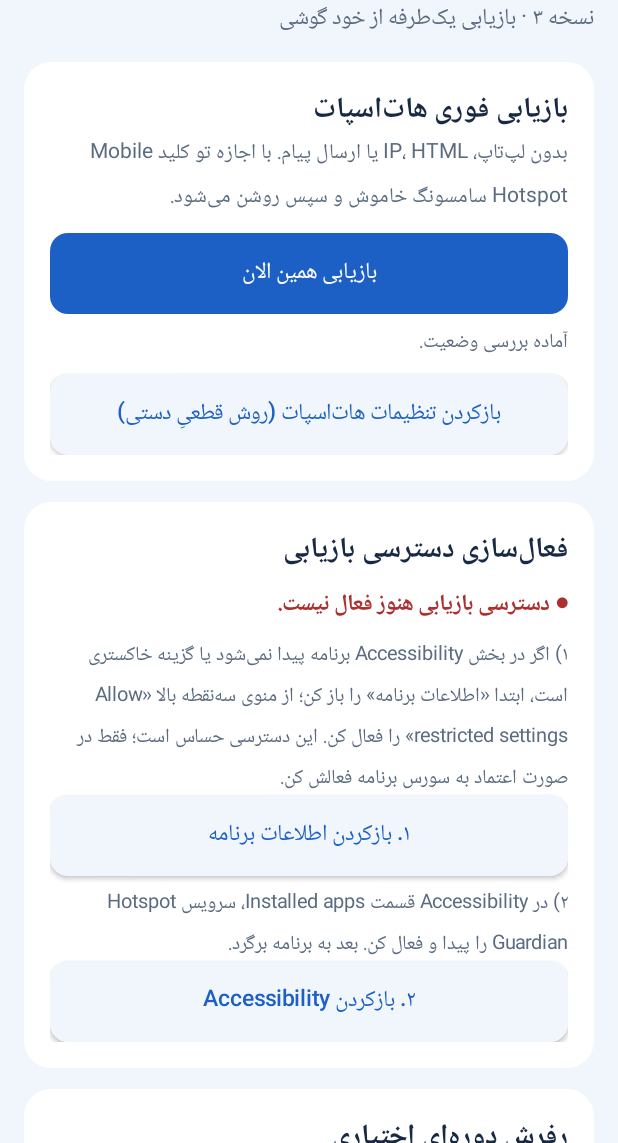
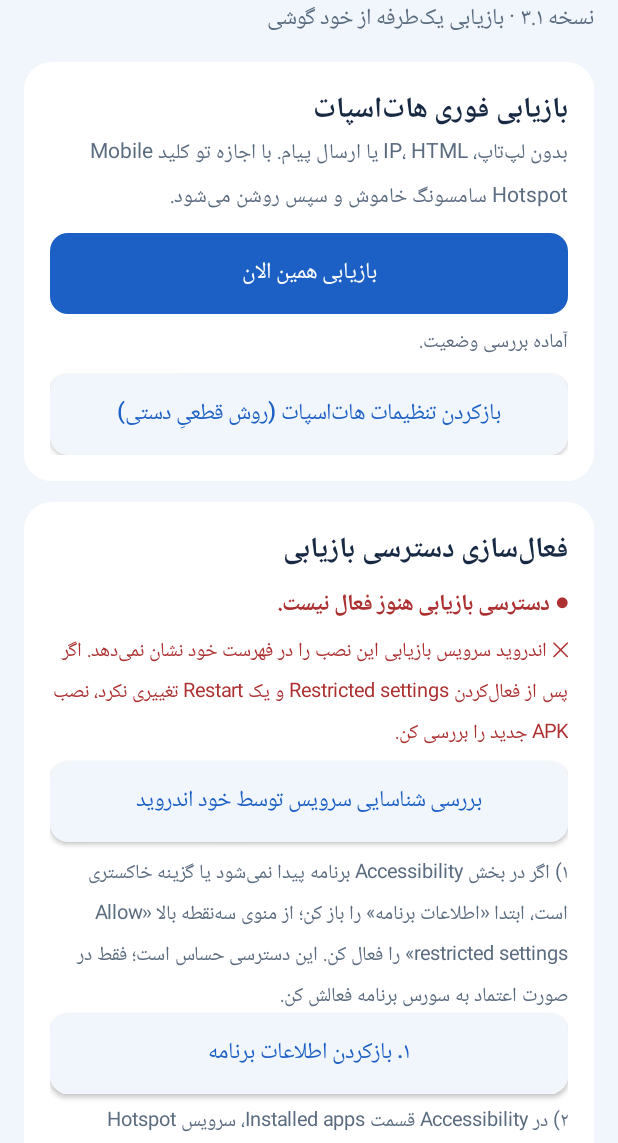
Before and after one commit to prestigegitserp/HotspotGuardian, an Android app: the screen it shows after launch (MainActivity), on a phone screen of 412 x 824 dp, the part 93-1236 px from its top. Run offline under Robolectric (Android 15) with nearby library versions, the light colour scheme and no system bars.

Commit message:
v3.1: add on-device Android AccessibilityManager registration diagnostics and clear Persian status

```diff
--- a/app/src/main/java/com/example/hotspotguardian/MainActivity.java
+++ b/app/src/main/java/com/example/hotspotguardian/MainActivity.java
@@ -1,6 +1,10 @@
 package com.example.hotspotguardian;
 
 import android.Manifest;
+import android.accessibilityservice.AccessibilityServiceInfo;
+import android.view.accessibility.AccessibilityManager;
+import android.content.pm.ResolveInfo;
+import java.util.List;
 import android.app.Activity;
 import android.content.Intent;
 import android.content.pm.PackageManager;
@@ -29,7 +33,7 @@ public final class MainActivity extends Activity {
     private static final int MUTED = Color.rgb(91, 108, 128);
     private static final int ERROR = Color.rgb(173, 48, 48);
     private final Handler handler = new Handler(Looper.getMainLooper());
-    private TextView accessStatus, summary, scheduleStatus;
+    private TextView accessStatus, registrationStatus, summary, scheduleStatus;
     private Button primary, arm, stop;
     private RadioGroup frequency;
     private final Runnable refresher = new Runnable() {
@@ -101,7 +105,7 @@ public final class MainActivity extends Activity {
         main.setPadding(dp(16), dp(24), dp(16), dp(20));
         scroll.addView(main);
         main.addView(label("Hotspot Guardian", 28, INK, true));
-        main.addView(label("نسخه ۳ · بازیابی یک‌طرفه از خود گوشی", 15, MUTED, false));
+        main.addView(label("نسخه ۳.۱ · بازیابی یک‌طرفه از خود گوشی", 15, MUTED, false));
         addGap(main, 16);
 
         LinearLayout recovery = section(main);
@@ -145,6 +149,13 @@ public final class MainActivity extends Activity {
         addGap(permissions, 7);
         accessStatus = label("", 15, MUTED, true);
         permissions.addView(accessStatus);
+        addGap(permissions, 7);
+        registrationStatus = label("در حال بررسی ثبت سرویس توسط اندروید…", 13, MUTED, false);
+        permissions.addView(registrationStatus);
+        addGap(permissions, 7);
+        Button diagnose = button("بررسی شناسایی سرویس توسط خود اندروید", false);
+        diagnose.setOnClickListener(v -> diagnoseService());
+        permissions.addView(diagnose);
         addGap(permissions, 10);
         permissions.addView(label("۱) اگر در بخش Accessibility برنامه پیدا نمی‌شود یا گزینه خاکستری است، ابتدا «اطلاعات برنامه» را باز کن؛ از منوی سه‌نقطه بالا «Allow restricted settings» را فعال کن. این دسترسی حساس است؛ فقط در صورت اعتماد به سورس برنامه فعالش کن.", 13, MUTED, false));
         Button info = button("۱. بازکردن اطلاعات برنامه", false);
@@ -247,6 +258,49 @@ public final class MainActivity extends Activity {
         }
     }
 
+    /**
+     * Uses Android's registered accessibility-service list, not a guessed
+     * Settings UI path. No privileges, ADB, logs or persistent storage.
+     */
+    private void diagnoseService() {
+        if (registrationStatus == null) return;
+        try {
+            AccessibilityManager manager =
+                    (AccessibilityManager) getSystemService(ACCESSIBILITY_SERVICE);
+            List<AccessibilityServiceInfo> installed =
+                    manager == null ? null : manager.getInstalledAccessibilityServiceList();
+            if (installed == null) {
+                registrationStatus.setText("اندروید فهرست سرویس‌ها را در اختیار برنامه قرار نداد.");
+                return;
+            }
+            boolean registered = false;
+            for (AccessibilityServiceInfo info : installed) {
+                if (info == null) continue;
+                ResolveInfo resolve = info.getResolveInfo();
+                if (resolve == null || resolve.serviceInfo == null) continue;
+                if (getPackageName().equals(resolve.serviceInfo.packageName)
+                    && resolve.serviceInfo.name != null
+                    && resolve.serviceInfo.name.endsWith("RecoveryAccessibilityService")) {
+                    registered = true;
+                    break;
+                }
+            }
+            if (registered) {
+                registrationStatus.setText(RecoveryAccessibilityService.isReady()
+                    ? "✓ سرویس شناسایی و فعال شده است."
+                    : "✓ اندروید سرویس را شناسایی کرده، ولی هنوز فعال نیست. منوی Allow restricted settings و Installed apps را بررسی کن.");
+                registrationStatus.setTextColor(RecoveryAccessibilityService.isReady()
+                    ? Color.rgb(24,119,79) : MUTED);
+            } else {
+                registrationStatus.setText("✕ اندروید سرویس بازیابی این نصب را در فهرست خود نشان نمی‌دهد. اگر پس از فعال‌کردن Restricted settings و یک Restart تغییری نکرد، نصب APK جدید را بررسی کن.");
+                registrationStatus.setTextColor(ERROR);
+            }
+        } catch (RuntimeException ex) {
+            registrationStatus.setText("پرس‌وجوی ثبت سرویس توسط اندروید امکان‌پذیر نبود.");
+            registrationStatus.setTextColor(ERROR);
+        }
+    }
+
     private void updateScreen() {
         if (accessStatus == null) return;
         boolean enabled = RecoveryAccessibilityService.isReady();
@@ -276,6 +330,7 @@ public final class MainActivity extends Activity {
         super.onResume();
         handler.removeCallbacks(refresher);
         handler.post(refresher);
+        diagnoseService();
     }
     @Override protected void onPause() {
         handler.removeCallbacks(refresher);
```
